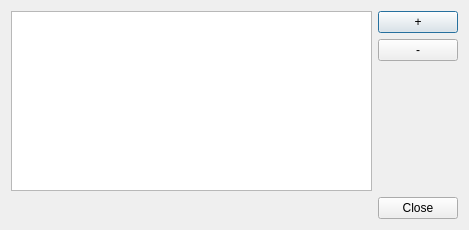
The window that src/dontpanik/kpart/core/ui/kprojectsdialog.ui (frankHa/dontpanic) describes before a commit, drawn with Qt 5.
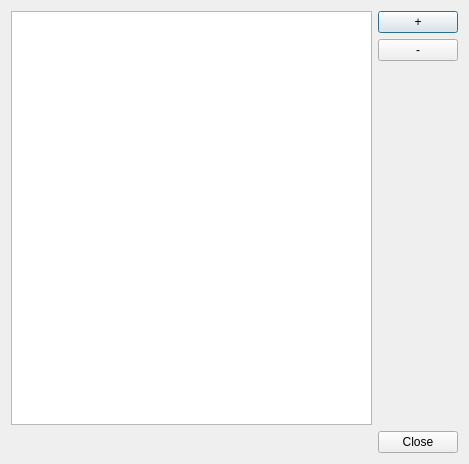
The same window after the commit. Custom widgets are drawn as their Qt base class.

Commit message: -enabled sorting in projects and task table

Patch:
```diff
--- a/src/dontpanik/kpart/core/ui/kprojectsdialog.ui
+++ b/src/dontpanik/kpart/core/ui/kprojectsdialog.ui
@@ -7,7 +7,7 @@
     <x>0</x>
     <y>0</y>
     <width>469</width>
-    <height>230</height>
+    <height>464</height>
    </rect>
   </property>
   <property name="windowTitle">
@@ -18,6 +18,9 @@
     <layout class="QHBoxLayout" name="horizontalLayout">
      <item>
       <widget class="dp::core::KProjectsTable" name="tableView">
+       <property name="sortingEnabled">
+        <bool>true</bool>
+       </property>
        <attribute name="horizontalHeaderStretchLastSection">
         <bool>true</bool>
        </attribute>
```
The commit also changes 5 other files.
